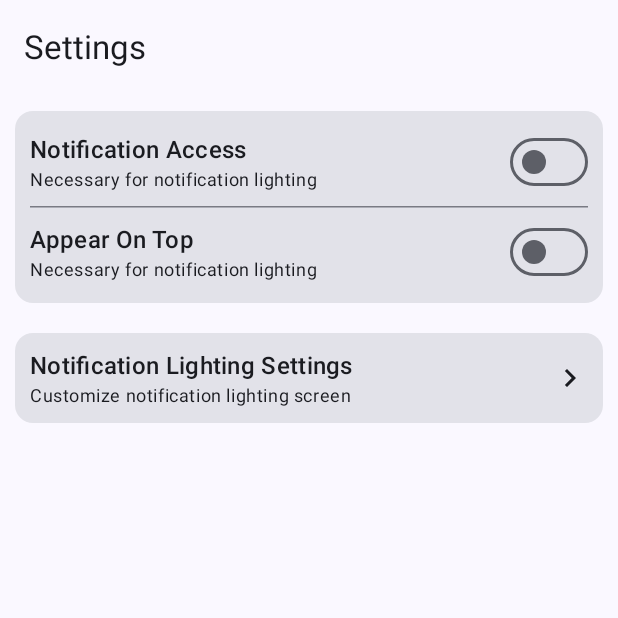
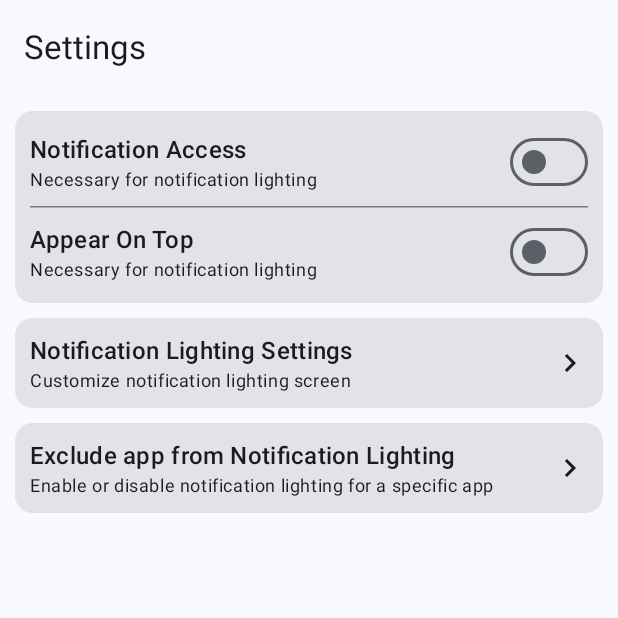
Before and after one commit to serkan-y38/Android-NotificationLighting, an Android app built with Jetpack Compose: the screen it shows after launch (MainActivity), on a phone screen of 412 x 824 dp, the top half of it. Run offline under Robolectric (Android 15) with nearby library versions, the phone set to English and light mode, and no system bars; our stand-ins replace Dagger/Hilt's generated code; 1 statement that could not run was skipped.

Commit message:
added exclude app from Notification Lighting setting. minor changes

```diff
--- a/app/src/main/java/com/example/notification_lighting/core/navigation/Navigation.kt
+++ b/app/src/main/java/com/example/notification_lighting/core/navigation/Navigation.kt
@@ -5,6 +5,7 @@ import androidx.compose.runtime.Composable
 import androidx.navigation.NavHostController
 import androidx.navigation.compose.NavHost
 import androidx.navigation.compose.composable
+import com.example.notification_lighting.features.notification_lighting.presentation.screens.exclude_app_screen.ExcludeAppScreen
 import com.example.notification_lighting.features.notification_lighting.presentation.screens.lighting_settings_screen.NotificationLightingSettingsScreen
 import com.example.notification_lighting.features.notification_lighting.presentation.screens.settings_screen.SettingsScreen
 
@@ -21,5 +22,8 @@ fun SetUpNavigationGraph(navHostController: NavHostController) {
         composable<NavigationGraph.ScreenNotificationLightingSettings> {
             NotificationLightingSettingsScreen(navController = navHostController)
         }
+        composable<NavigationGraph.ScreenExcludeApp> {
+            ExcludeAppScreen(navController = navHostController)
+        }
     }
 }
--- a/app/src/main/java/com/example/notification_lighting/core/navigation/NavigationGraph.kt
+++ b/app/src/main/java/com/example/notification_lighting/core/navigation/NavigationGraph.kt
@@ -8,4 +8,7 @@ class NavigationGraph {
 
     @Serializable
     object ScreenNotificationLightingSettings
+
+    @Serializable
+    object ScreenExcludeApp
 }
--- a/app/src/main/java/com/example/notification_lighting/features/notification_lighting/domain/repository/local/LightingDataStoreRepository.kt
+++ b/app/src/main/java/com/example/notification_lighting/features/notification_lighting/domain/repository/local/LightingDataStoreRepository.kt
@@ -22,4 +22,8 @@ interface LightingDataStoreRepository {
     fun getIconSize(): Flow<Int>
 
     suspend fun setIconSize(size: Int)
+
+    fun getExcludedPackages(): Flow<String>
+
+    suspend fun setExcludedPackages(packages: String)
 }
--- /dev/null
+++ b/app/src/main/java/com/example/notification_lighting/features/notification_lighting/presentation/screens/exclude_app_screen/ExcludeAppState.kt
@@ -0,0 +1,5 @@
+package com.example.notification_lighting.features.notification_lighting.presentation.screens.exclude_app_screen
+
+data class ExcludeAppState(
+    val packages: String = "[]"
+)
--- a/app/src/main/java/com/example/notification_lighting/features/notification_lighting/presentation/screens/settings_screen/SettingsScreen.kt
+++ b/app/src/main/java/com/example/notification_lighting/features/notification_lighting/presentation/screens/settings_screen/SettingsScreen.kt
@@ -29,12 +29,10 @@ import androidx.compose.runtime.setValue
 import androidx.compose.ui.Alignment
 import androidx.compose.ui.Modifier
 import androidx.compose.ui.platform.LocalContext
-import androidx.compose.ui.tooling.preview.Preview
 import androidx.compose.ui.unit.dp
 import androidx.lifecycle.Lifecycle
 import androidx.lifecycle.compose.LifecycleEventEffect
 import androidx.navigation.NavController
-import androidx.navigation.compose.rememberNavController
 import com.example.notification_lighting.core.navigation.NavigationGraph
 
 @Composable
@@ -50,51 +48,16 @@ fun SettingsScreen(navController: NavController) {
                 .fillMaxSize()
                 .padding(padding)
         ) {
-            NotificationOverlayPermissionCard()
-            Card(
-                modifier = Modifier
-                    .fillMaxWidth()
-                    .wrapContentHeight()
-                    .padding(start = 10.dp, end = 10.dp, top = 10.dp),
-                onClick = {
-                    navController.navigate(NavigationGraph.ScreenNotificationLightingSettings)
-                }
-            ) {
-                Column(
-                    modifier = Modifier
-                        .fillMaxWidth()
-                        .padding(all = 10.dp),
-                ) {
-                    Row(
-                        modifier = Modifier
-                            .fillMaxWidth(),
-                        horizontalArrangement = Arrangement.SpaceBetween,
-                        verticalAlignment = Alignment.CenterVertically
-                    ) {
-                        Column {
-                            Text(
-                                text = "Notification Lighting Settings",
-                                style = MaterialTheme.typography.titleMedium
-                            )
-                            Text(
-                                text = "Customize notification lighting screen",
-                                style = MaterialTheme.typography.bodySmall
-                            )
-                        }
-                        Icon(
-                            imageVector = Icons.AutoMirrored.Filled.KeyboardArrowRight,
-                            contentDescription = ""
-                        )
-                    }
-                }
-            }
+            NotificationAndOverlayPermissionCard()
+            NotificationLightingSettingsCard(navController = navController)
+            AppsExcludedCard(navController = navController)
         }
     }
 }
 
 
 @Composable
-fun NotificationOverlayPermissionCard() {
+fun NotificationAndOverlayPermissionCard() {
     val context = LocalContext.current
 
     fun startListenersSettings() {
@@ -206,9 +169,79 @@ fun NotificationOverlayPermissionCard() {
     }
 }
 
-@OptIn(ExperimentalMaterial3Api::class)
 @Composable
-@Preview(showSystemUi = true)
-fun Preview() {
-    SettingsScreen(navController = rememberNavController())
+fun NotificationLightingSettingsCard(navController: NavController) {
+    Card(
+        modifier = Modifier
+            .fillMaxWidth()
+            .wrapContentHeight()
+            .padding(start = 10.dp, end = 10.dp, bottom = 10.dp),
+        onClick = {
+            navController.navigate(NavigationGraph.ScreenNotificationLightingSettings)
+        }
+    ) {
+        Column(
+            modifier = Modifier
+                .fillMaxWidth()
+                .padding(all = 10.dp),
+        ) {
+            Row(
+                modifier = Modifier
+                    .fillMaxWidth(),
+                horizontalArrangement = Arrangement.SpaceBetween,
+                verticalAlignment = Alignment.CenterVertically
+            ) {
+                Column {
+                    Text(
+                        text = "Notification Lighting Settings",
+                        style = MaterialTheme.typography.titleMedium
+                    )
+                    Text(
+                        text = "Customize notification lighting screen",
+                        style = MaterialTheme.typography.bodySmall
+                    )
+                }
+                Icon(
+                    imageVector = Icons.AutoMirrored.Filled.KeyboardArrowRight,
+                    contentDescription = ""
+                )
+            }
+        }
+    }
 }
+
+@Composable
+fun AppsExcludedCard(navController: NavController) {
+    Card(
+        modifier = Modifier
+            .fillMaxWidth()
+            .wrapContentHeight()
+            .padding(start = 10.dp, end = 10.dp, bottom = 10.dp),
+        onClick = {
+            navController.navigate(NavigationGraph.ScreenExcludeApp)
+        }
+    ) {
+        Row(
+            modifier = Modifier
+                .fillMaxWidth()
+                .padding(all = 10.dp),
+            horizontalArrangement = Arrangement.SpaceBetween,
+            verticalAlignment = Alignment.CenterVertically
+        ) {
+            Column {
+                Text(
+                    text = "Exclude app from Notification Lighting",
+                    style = MaterialTheme.typography.titleMedium
+                )
+                Text(
+                    text = "Enable or disable notification lighting for a specific app",
+                    style = MaterialTheme.typography.bodySmall
+                )
+            }
+            Icon(
+                imageVector = Icons.AutoMirrored.Filled.KeyboardArrowRight,
+                contentDescription = "icon"
+            )
+        }
+    }
+}
```
Also changed, not shown: app/src/main/java/com/example/notification_lighting/features/notification_lighting/data/repository/LightingDataStoreRepositoryImpl.kt (+8 -0 lines), app/src/main/java/com/example/notification_lighting/features/notification_lighting/data/sources/local/data_store/LightingDataStoreManager.kt (+15 -1 lines), app/src/main/java/com/example/notification_lighting/features/notification_lighting/domain/use_case/local/data_store/GetExcludedPackagesUseCase.kt (added, +11 -0 lines), app/src/main/java/com/example/notification_lighting/features/notification_lighting/domain/use_case/local/data_store/SetExcludedPackagesUseCase.kt (added, +11 -0 lines), app/src/main/java/com/example/notification_lighting/features/notification_lighting/presentation/screens/exclude_app_screen/ExcludeAppScreen.kt (added, +184 -0 lines), app/src/main/java/com/example/notification_lighting/features/notification_lighting/presentation/screens/exclude_app_screen/ExcludeAppViewModel.kt (added, +42 -0 lines).
